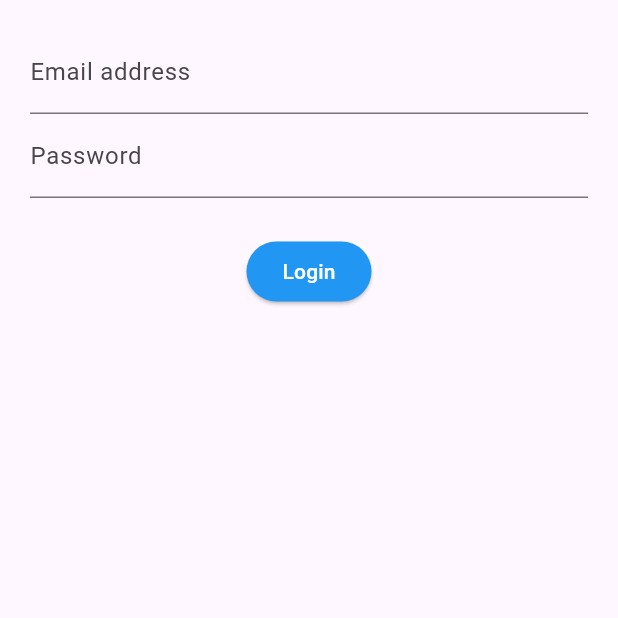
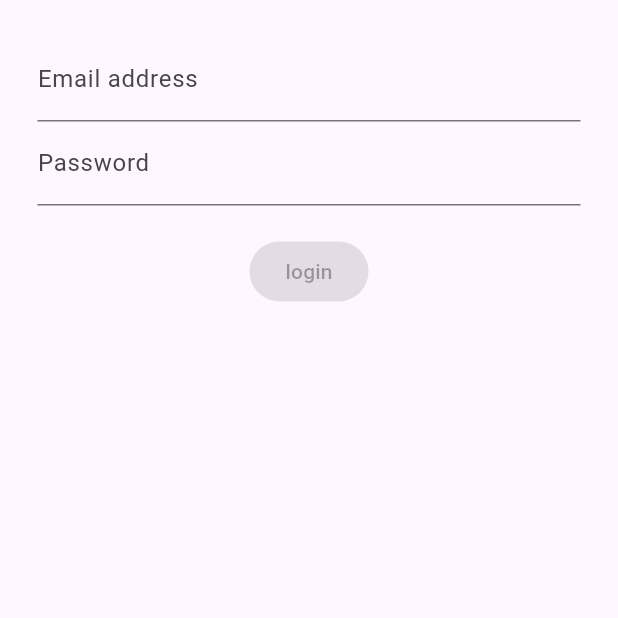
Before and after one commit to siddhant-angore/login_stateful, a Flutter app: the screen it shows after launch, on a phone screen of 412 x 824 dp, the top half of it. Run offline on Flutter 3.47's test engine with Material 3 defaults, Android fonts, the phone set to English and light mode, and no system bars; our stand-ins replace rxdart.

Commit message:
Updated the src2.

```diff
--- a/lib/main.dart
+++ b/lib/main.dart
@@ -1,8 +1,9 @@
 // We get access to `runApp()`
 import 'package:flutter/material.dart';
 
-import './src/app.dart';
+// import './src/app.dart';
+import './src2/my_app.dart';
 
 void main() {
-  runApp(App());
+  runApp(MyApp());
 }
--- /dev/null
+++ b/lib/src2/blocs/bloc.dart
@@ -0,0 +1,36 @@
+import 'dart:async';
+
+import 'package:rxdart/rxdart.dart';
+
+import '../mixins/validators_mixin.dart';
+
+/// Note: `with` modifies the base class
+class Bloc with ValidatorsMixin {
+  // Instance fields
+  final BehaviorSubject<String> _emailController = BehaviorSubject<String>();
+  final BehaviorSubject<String> _passwordController = BehaviorSubject<String>();
+
+  // Add data to `stream` with `transform`
+  Stream<String> get email => _emailController.stream.transform(validateEmail);
+  Stream<String> get password =>
+      _passwordController.stream.transform(validatePassword);
+  Stream<bool> get isLoginValid =>
+      Rx.combineLatest2(email, password, (emailValue, passwordValue) {
+        return true;
+      });
+
+  // Change data
+  Function(String) get changeEmail => _emailController.sink.add;
+  Function(String) get changePassword => _passwordController.sink.add;
+
+  void login() {
+    print(
+      'Emai: ${_emailController.valueOrNull}, Password: ${_passwordController.valueOrNull}',
+    );
+  }
+
+  void dispose() {
+    _emailController.close();
+    _passwordController.close();
+  }
+}
--- /dev/null
+++ b/lib/src2/blocs/providers.dart
@@ -0,0 +1,17 @@
+import 'package:flutter/material.dart';
+import 'bloc.dart';
+
+class Provider extends InheritedWidget {
+  Provider({super.key, required super.child});
+
+  final bloc = Bloc();
+
+  @override
+  bool updateShouldNotify(_) {
+    return true;
+  }
+
+  static Bloc of(BuildContext context) {
+    return context.getInheritedWidgetOfExactType<Provider>()!.bloc;
+  }
+}
--- /dev/null
+++ b/lib/src2/my_app.dart
@@ -0,0 +1,18 @@
+import 'package:flutter/material.dart';
+
+import './screens/login_screen.dart';
+import './blocs/providers.dart';
+
+class MyApp extends StatelessWidget {
+  const MyApp({super.key});
+
+  @override
+  Widget build(BuildContext context) {
+    return Provider(
+      child: MaterialApp(
+        title: 'Login BLoC Demo',
+        home: Scaffold(body: LoginScreen()),
+      ),
+    );
+  }
+}
--- /dev/null
+++ b/lib/src2/screens/login_screen.dart
@@ -0,0 +1,74 @@
+import 'package:flutter/material.dart';
+
+import '../blocs/bloc.dart';
+import '../blocs/providers.dart';
+
+class LoginScreen extends StatelessWidget {
+  const LoginScreen({super.key});
+
+  @override
+  Widget build(BuildContext context) {
+    final bloc = Provider.of(context);
+
+    return Container(
+      margin: const EdgeInsets.all(25.0),
+      child: Center(
+        child: Column(
+          children: [emailField(bloc), passwordField(bloc), loginButton(bloc)],
+        ),
+      ),
+    );
+  }
+
+  Widget emailField(Bloc bloc) {
+    return StreamBuilder(
+      stream: bloc.email,
+      builder: (context, snapshot) {
+        return TextField(
+          keyboardType: TextInputType.emailAddress,
+          decoration: InputDecoration(
+            errorText: snapshot.error as String?,
+            hintText: 'you@example.com',
+            labelText: 'Email address',
+          ),
+          onChanged: bloc.changeEmail,
+        );
+      },
+    );
+  }
+
+  Widget passwordField(Bloc bloc) {
+    return StreamBuilder(
+      stream: bloc.password,
+      builder: (context, snapshot) {
+        return TextField(
+          decoration: InputDecoration(
+            errorText: snapshot.error as String?,
+            labelText: 'Password',
+            hintText: 'Password',
+          ),
+          keyboardType: TextInputType.visiblePassword,
+          obscureText: false,
+          onChanged: (passwordValue) {
+            bloc.changePassword(passwordValue);
+          },
+        );
+      },
+    );
+  }
+
+  Widget loginButton(Bloc bloc) {
+    return StreamBuilder(
+      stream: bloc.isLoginValid,
+      builder: (context, snapshot) {
+        return Container(
+          margin: const EdgeInsets.symmetric(vertical: 20.0),
+          child: ElevatedButton(
+            onPressed: snapshot.hasData ? bloc.login : null,
+            child: Text('login'),
+          ),
+        );
+      },
+    );
+  }
+}
--- a/pubspec.yaml
+++ b/pubspec.yaml
@@ -34,6 +34,8 @@ dependencies:
   # The following adds the Cupertino Icons font to your application.
   # Use with the CupertinoIcons class for iOS style icons.
   cupertino_icons: ^1.0.8
+
+  rxdart: ^0.28.0
 
 dev_dependencies:
   flutter_test:
```
Also changed, not shown: lib/src2/mixins/validators_mixin.dart (added, +23 -0 lines), pubspec.lock, 1 other file.
